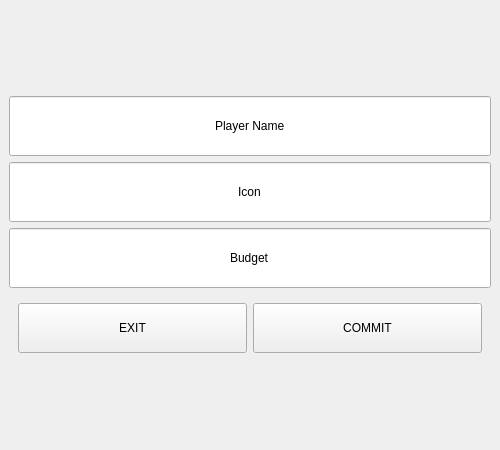
Qt form add_player_window.ui (HausMeister008/TikTakToeWithDavid) before a commit.
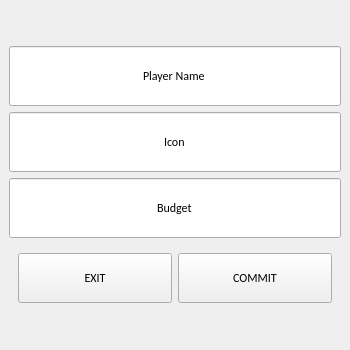
The same form after that commit.

The edit to the form file:
```diff
--- a/add_player_window.ui
+++ b/add_player_window.ui
@@ -6,10 +6,21 @@
    <rect>
     <x>0</x>
     <y>0</y>
-    <width>500</width>
-    <height>450</height>
+    <width>350</width>
+    <height>350</height>
    </rect>
   </property>
+  <property name="minimumSize">
+   <size>
+    <width>350</width>
+    <height>350</height>
+   </size>
+  </property>
+  <property name="font">
+   <font>
+    <family>Calibri</family>
+   </font>
+  </property>
   <property name="windowTitle">
    <string>MainWindow</string>
   </property>
@@ -24,11 +35,37 @@
     </sizepolicy>
    </property>
    <property name="font">
-    <font/>
+    <font>
+     <family>Calibri</family>
+    </font>
    </property>
    <layout class="QGridLayout" name="gridLayout">
+    <property name="leftMargin">
+     <number>0</number>
+    </property>
+    <property name="topMargin">
+     <number>0</number>
+    </property>
+    <property name="rightMargin">
+     <number>0</number>
+    </property>
+    <property name="bottomMargin">
+     <number>0</number>
+    </property>
     <item row="0" column="0">
      <layout class="QVBoxLayout" name="verticalLayout">
+      <property name="leftMargin">
+       <number>9</number>
+      </property>
+      <property name="topMargin">
+       <number>9</number>
+      </property>
+      <property name="rightMargin">
+       <number>9</number>
+      </property>
+      <property name="bottomMargin">
+       <number>9</number>
+      </property>
       <item>
        <widget class="QLineEdit" name="Player_Name_Edit">
         <property name="sizePolicy">
```
Left out of the diff: 52 changed lines with no effect on the pictures.
